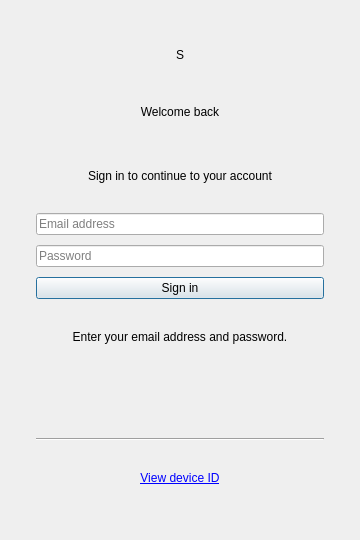
Qt form license-client/ui/LoginWindow.ui (Starhaxor/StarLoader) before a commit.
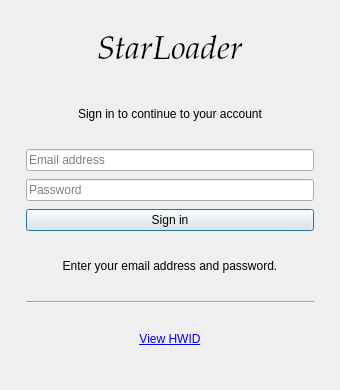
The same form after that commit.

Commit message: Compact login and HWID windows

```diff
--- a/license-client/ui/LoginWindow.ui
+++ b/license-client/ui/LoginWindow.ui
@@ -6,20 +6,20 @@
    <rect>
     <x>0</x>
     <y>0</y>
-    <width>360</width>
-    <height>540</height>
+    <width>340</width>
+    <height>390</height>
    </rect>
   </property>
   <property name="minimumSize">
    <size>
-    <width>360</width>
-    <height>540</height>
+    <width>340</width>
+    <height>390</height>
    </size>
   </property>
   <property name="maximumSize">
    <size>
-    <width>360</width>
-    <height>540</height>
+    <width>340</width>
+    <height>390</height>
    </size>
   </property>
   <property name="windowTitle">
@@ -28,61 +28,46 @@
   <widget class="QWidget" name="centralwidget">
    <layout class="QVBoxLayout" name="pageLayout">
     <property name="leftMargin">
-     <number>12</number>
+     <number>8</number>
     </property>
     <property name="topMargin">
-     <number>12</number>
+     <number>8</number>
     </property>
     <property name="rightMargin">
-     <number>12</number>
+     <number>8</number>
     </property>
     <property name="bottomMargin">
-     <number>12</number>
+     <number>8</number>
     </property>
     <item>
      <widget class="QFrame" name="loginCard">
       <layout class="QVBoxLayout" name="cardLayout">
       <property name="spacing">
-       <number>10</number>
+       <number>8</number>
       </property>
       <property name="leftMargin">
-       <number>24</number>
+       <number>18</number>
       </property>
       <property name="topMargin">
-       <number>24</number>
+       <number>16</number>
       </property>
       <property name="rightMargin">
-       <number>24</number>
+       <number>18</number>
       </property>
       <property name="bottomMargin">
-       <number>22</number>
+       <number>16</number>
       </property>
-      <item alignment="Qt::AlignmentFlag::AlignHCenter">
-       <widget class="QLabel" name="logoLabel">
-        <property name="minimumSize">
-         <size>
-          <width>38</width>
-          <height>38</height>
-         </size>
-        </property>
-        <property name="maximumSize">
-         <size>
-          <width>38</width>
-          <height>38</height>
-         </size>
-        </property>
-        <property name="text">
-         <string>S</string>
-        </property>
-        <property name="alignment">
-         <set>Qt::AlignmentFlag::AlignCenter</set>
-        </property>
-       </widget>
-      </item>
       <item>
        <widget class="QLabel" name="titleLabel">
+        <property name="font">
+         <font>
+          <family>Palatino Linotype</family>
+          <pointsize>25</pointsize>
+          <italic>true</italic>
+         </font>
+        </property>
         <property name="text">
-         <string>Welcome back</string>
+         <string>StarLoader</string>
         </property>
         <property name="alignment">
          <set>Qt::AlignmentFlag::AlignCenter</set>
@@ -142,16 +127,6 @@
         </property>
        </widget>
       </item>
-      <item>
-       <widget class="QLabel" name="requestIdLabel">
-        <property name="text">
-         <string/>
-        </property>
-        <property name="alignment">
-         <set>Qt::AlignmentFlag::AlignCenter</set>
-        </property>
-       </widget>
-      </item>
       <item>
        <widget class="Line" name="divider">
         <property name="orientation">
@@ -162,7 +137,7 @@
       <item>
        <widget class="QLabel" name="hwidLink">
         <property name="text">
-         <string>&lt;a href=&quot;hwid&quot;&gt;View device ID&lt;/a&gt;</string>
+         <string>&lt;a href=&quot;hwid&quot;&gt;View HWID&lt;/a&gt;</string>
         </property>
         <property name="textFormat">
          <enum>Qt::TextFormat::RichText</enum>
```
Left out of the diff: 2 changed lines with no effect on the pictures. The commit also changes 12 other files.
